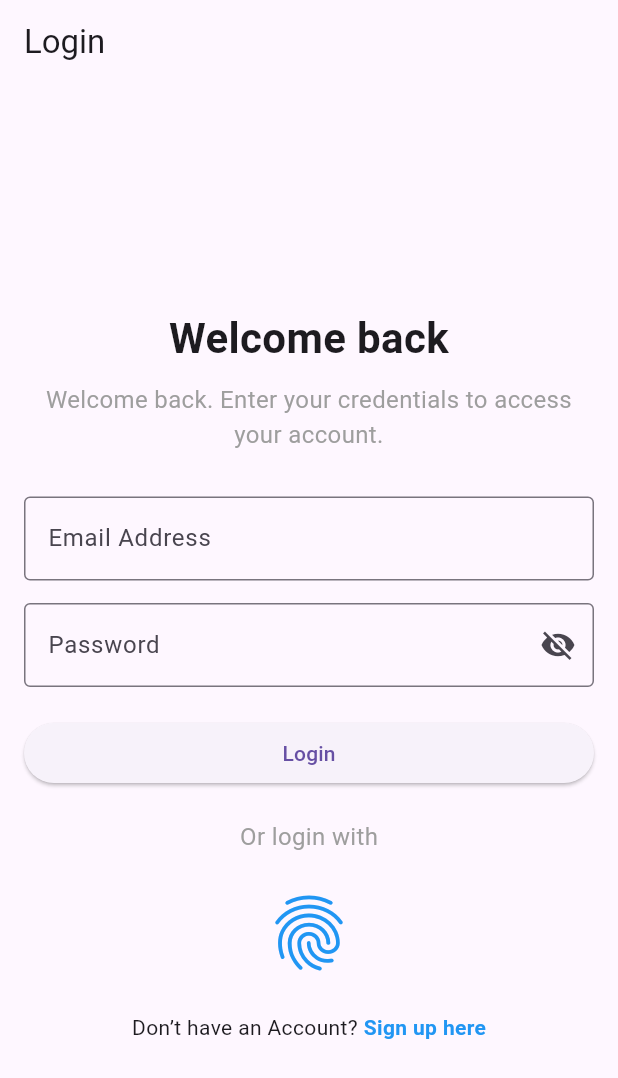
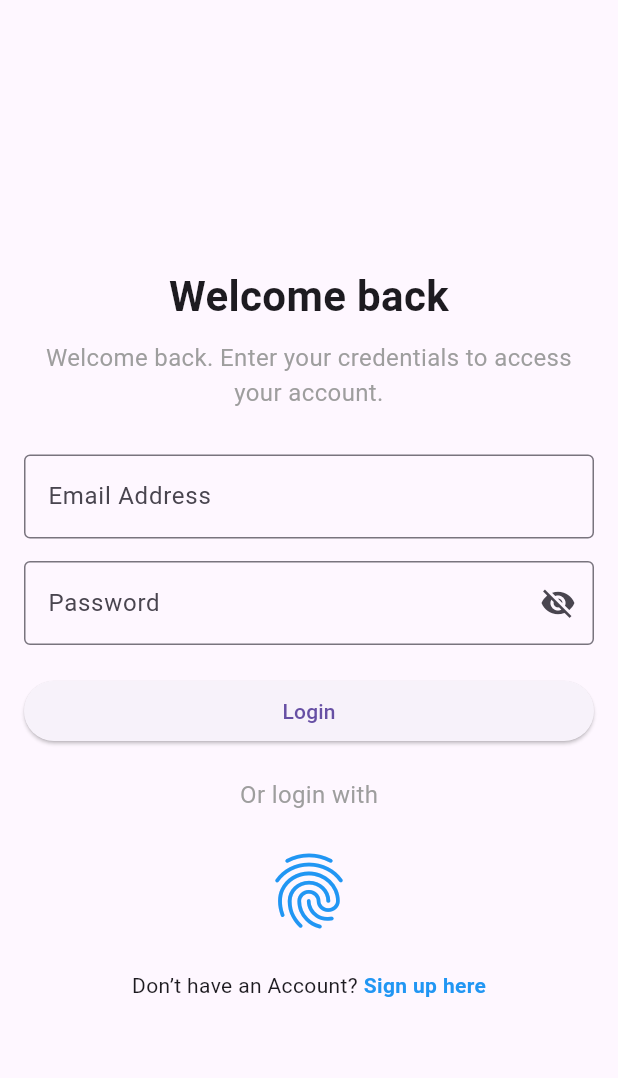
Before and after one commit to robinGiri/dunamis-mobile, a Flutter app: the screen it shows after launch, on a phone screen of 412 x 824 dp. Shown: the top 1078 px of the screen. Run offline on Flutter 3.47's test engine with Material 3 defaults, Android fonts, the phone set to English and light mode, and no system bars; our stand-ins replace local_auth.

Commit message:
feat: login page UI change

```diff
--- a/lib/main.dart
+++ b/lib/main.dart
@@ -10,7 +10,7 @@ class MyApp extends StatelessWidget {
   Widget build(BuildContext context) {
     return MaterialApp(
       debugShowCheckedModeBanner: false,
-      title: 'Flutter Auth App',
+      title: 'Dunamis Learning App',
       theme: ThemeData(primarySwatch: Colors.blue),
       home: LoginPage(),
     );
--- a/lib/view/login_page.dart
+++ b/lib/view/login_page.dart
@@ -4,6 +4,8 @@ import 'register_page.dart';
 import 'dashboard_page.dart';
 
 class LoginPage extends StatefulWidget {
+  const LoginPage({super.key});
+
   @override
   _LoginPageState createState() => _LoginPageState();
 }
@@ -58,8 +60,8 @@ class _LoginPageState extends State<LoginPage> {
   @override
   Widget build(BuildContext context) {
     return Scaffold(
-      appBar: AppBar(title: const Text("Login")),
-      body: Padding(
+      body: SafeArea(
+        child: Padding(
           padding: const EdgeInsets.all(16.0),
           child: Column(
             mainAxisAlignment: MainAxisAlignment.center,
@@ -92,7 +94,7 @@ class _LoginPageState extends State<LoginPage> {
                 controller: _emailController,
                 decoration: const InputDecoration(
                   labelText: "Email Address",
-                hintText: "hello@example.c",
+                  hintText: "hello@example.com",
                   border: OutlineInputBorder(),
                 ),
                 keyboardType: TextInputType.emailAddress,
@@ -109,7 +111,9 @@ class _LoginPageState extends State<LoginPage> {
                   border: const OutlineInputBorder(),
                   suffixIcon: IconButton(
                     icon: Icon(
-                    _obscurePassword ? Icons.visibility_off : Icons.visibility,
+                      _obscurePassword
+                          ? Icons.visibility_off
+                          : Icons.visibility,
                     ),
                     onPressed: () {
                       setState(() {
@@ -161,7 +165,8 @@ class _LoginPageState extends State<LoginPage> {
                     onTap: () {
                       Navigator.push(
                         context,
-                      MaterialPageRoute(builder: (context) => RegisterPage()),
+                        MaterialPageRoute(
+                            builder: (context) => const RegisterPage()),
                       );
                     },
                     child: const Text(
@@ -177,6 +182,7 @@ class _LoginPageState extends State<LoginPage> {
             ],
           ),
         ),
+      ),
     );
   }
 }
```
Also changed, not shown: 1 other file. Lines whose indentation alone changed are shown as unchanged.
